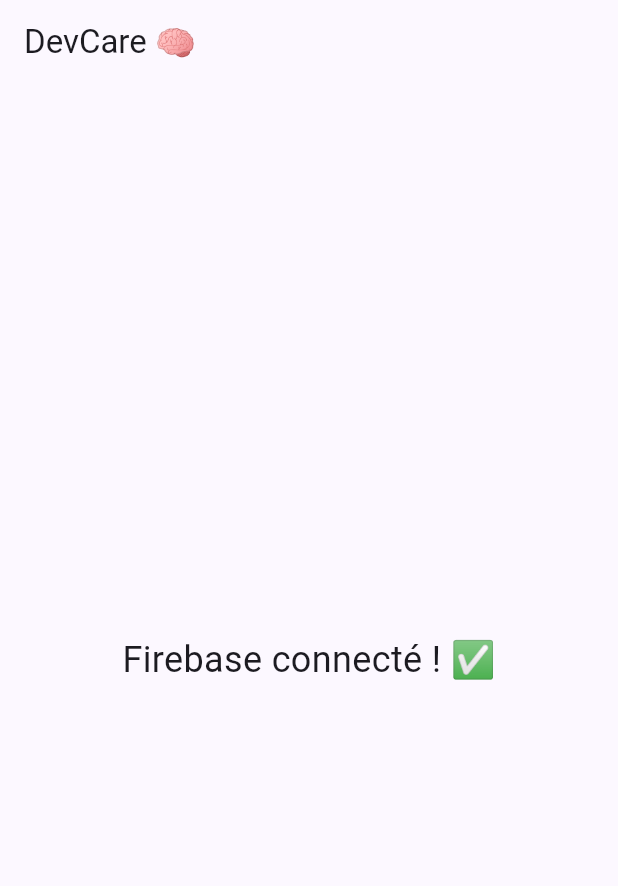
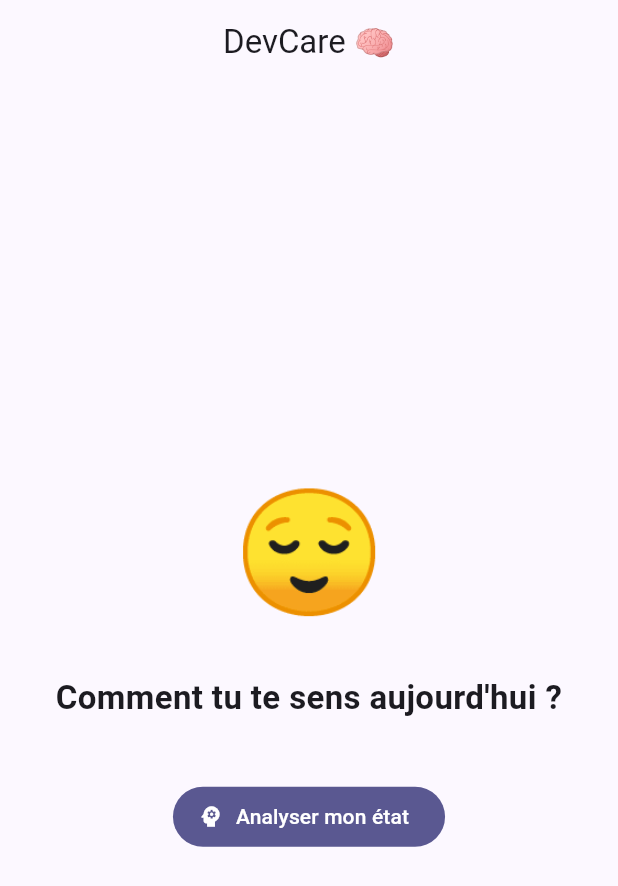
Before and after one commit to wahiba155/projet-devcare-hackathon, a Flutter app: the screen it shows after launch, on a phone screen of 412 x 824 dp. Shown: the top 886 px of the screen. Run offline on Flutter 3.47's test engine with Material 3 defaults, Android fonts, the light colour scheme and no system bars.

Commit message:
résolution des problémes

```diff
--- a/lib/main.dart
+++ b/lib/main.dart
@@ -1,10 +1,9 @@
 import 'package:flutter/material.dart';
-import 'package:firebase_core/firebase_core.dart';
-import 'firebase_options.dart';
+import 'package:provider/provider.dart';
+import 'providers/app_provider.dart';
+import 'screens/home_screen.dart';
 
-void main() async {
-  WidgetsFlutterBinding.ensureInitialized();
-  await Firebase.initializeApp(options: DefaultFirebaseOptions.currentPlatform);
+void main() {
   runApp(const DevCareApp());
 }
 
@@ -13,17 +12,18 @@ class DevCareApp extends StatelessWidget {
 
   @override
   Widget build(BuildContext context) {
-    return MaterialApp(
-      title: 'DevCare',
-      theme: ThemeData(
-        colorScheme: ColorScheme.fromSeed(seedColor: const Color(0xFF6C63FF)),
-        useMaterial3: true,
-      ),
-      home: Scaffold(
-        appBar: AppBar(title: const Text('DevCare 🧠')),
-        body: const Center(
-          child: Text('Firebase connecté ! ✅', style: TextStyle(fontSize: 24)),
+    return ChangeNotifierProvider(
+      create: (_) => AppProvider(),
+      child: MaterialApp(
+        title: 'DevCare',
+        theme: ThemeData(
+          colorScheme: ColorScheme.fromSeed(
+            seedColor: const Color(0xFF6C63FF),
+          ),
+          useMaterial3: true,
         ),
+        home: const HomeScreen(),
+        debugShowCheckedModeBanner: false,
       ),
     );
   }
--- /dev/null
+++ b/lib/screens/home_screen.dart
@@ -0,0 +1,39 @@
+import 'package:flutter/material.dart';
+import 'analyze_screen.dart';
+
+class HomeScreen extends StatelessWidget {
+  const HomeScreen({super.key});
+
+  @override
+  Widget build(BuildContext context) {
+    return Scaffold(
+      appBar: AppBar(
+        title: const Text('DevCare 🧠'),
+        centerTitle: true,
+      ),
+      body: Center(
+        child: Column(
+          mainAxisAlignment: MainAxisAlignment.center,
+          children: [
+            const Text('😌', style: TextStyle(fontSize: 80)),
+            const SizedBox(height: 24),
+            const Text(
+              'Comment tu te sens aujourd\'hui ?',
+              style: TextStyle(fontSize: 22, fontWeight: FontWeight.bold),
+              textAlign: TextAlign.center,
+            ),
+            const SizedBox(height: 40),
+            FilledButton.icon(
+              onPressed: () => Navigator.push(
+                context,
+                MaterialPageRoute(builder: (_) => const AnalyzeScreen()),
+              ),
+              icon: const Icon(Icons.psychology),
+              label: const Text('Analyser mon état'),
+            ),
+          ],
+        ),
+      ),
+    );
+  }
+}
```
Also changed, not shown: lib/providers/app_provider.dart (+11 -50 lines), lib/services/firebase_service.dart (+1 -48 lines), pubspec.yaml (+11 -31 lines), lib/firebase_options.dart (deleted), pubspec.lock, 3 other files.
